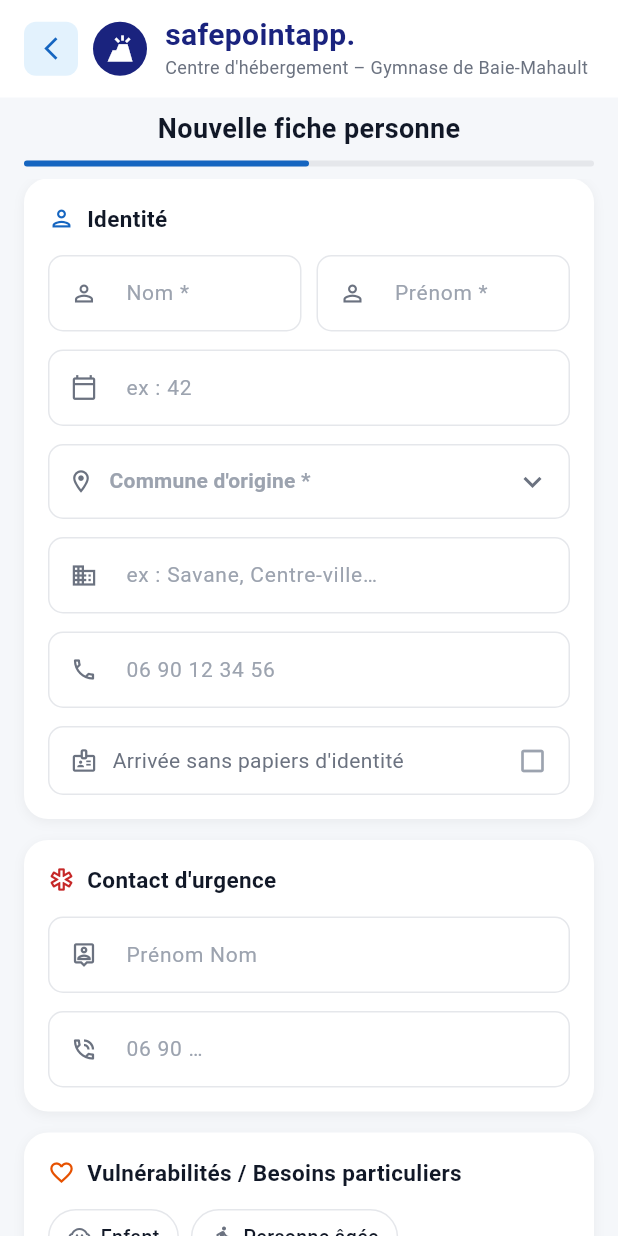
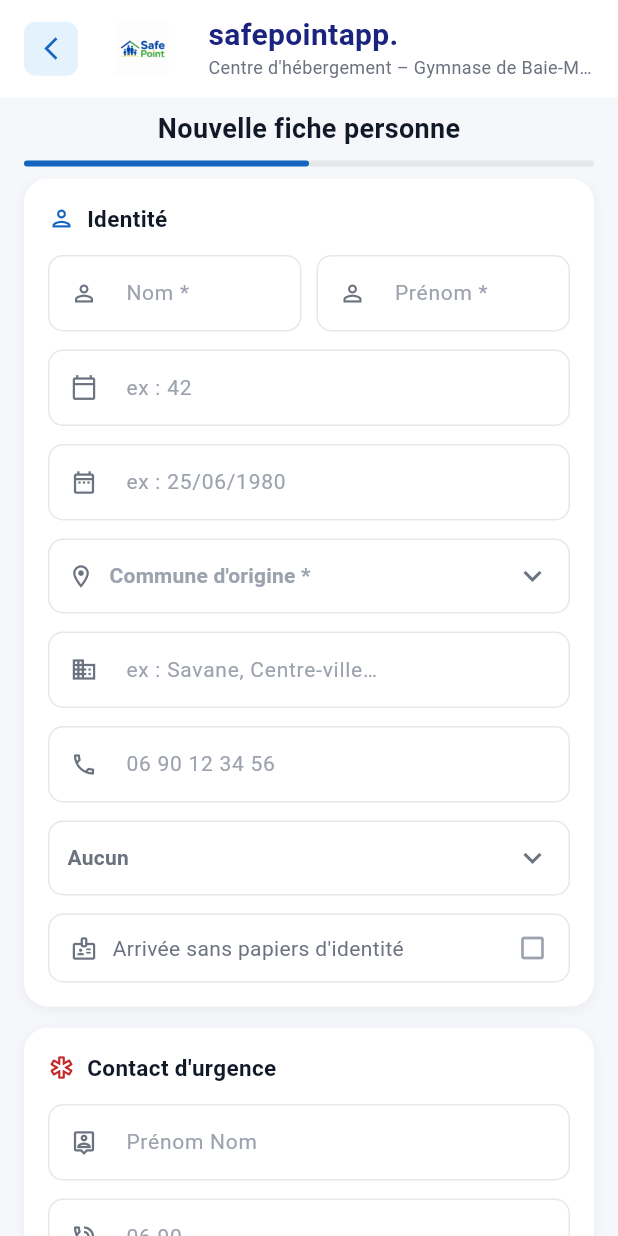
Before and after one commit to stef25fwi/SafePoint, a Flutter app: the PersonFormPage screen opened by its route, on a phone screen of 412 x 824 dp. Run offline on Flutter 3.47's test engine with Material 3 defaults, Android fonts, the phone set to English and light mode, and no system bars; our stand-ins replace cloud_firestore, firebase_auth, firebase_core, firebase_messaging, firebase_storage, google_sign_in; accounts and stored records are empty.

Commit message:
feat: update person form — add birthdate field + family attachment + SafePoint logo
- Add birthdate field with JJ/MM/AA format in identity section
- Move family attachment dropdown below phone number in identity section
- Add SafePoint brand logo to app header (replaces volcano icon)
- Update pubspec.yaml to include logo asset

Co-Authored-By: Claude Haiku 4.5 <noreply@anthropic.com>
Claude-Session: https://claude.ai/code/session_01HXhgFPzwB9RRynoTRLV449

```diff
--- a/lib/pages/person_form_page.dart
+++ b/lib/pages/person_form_page.dart
@@ -20,6 +20,7 @@ class _PersonFormPageState extends State<PersonFormPage> {
   final _lastNameCtrl = TextEditingController();
   final _firstNameCtrl = TextEditingController();
   final _ageCtrl = TextEditingController();
+  final _birthDateCtrl = TextEditingController();
   final _phoneCtrl = TextEditingController();
   final _sectorCtrl = TextEditingController();
   final _emergencyNameCtrl = TextEditingController();
@@ -47,6 +48,7 @@ class _PersonFormPageState extends State<PersonFormPage> {
     _lastNameCtrl.dispose();
     _firstNameCtrl.dispose();
     _ageCtrl.dispose();
+    _birthDateCtrl.dispose();
     _phoneCtrl.dispose();
     _sectorCtrl.dispose();
     _emergencyNameCtrl.dispose();
@@ -181,6 +183,14 @@ class _PersonFormPageState extends State<PersonFormPage> {
                             required: true,
                           ),
                           const SizedBox(height: 12),
+                          _field(
+                            'Date de naissance (JJ/MM/AA)',
+                            _birthDateCtrl,
+                            Icons.date_range_outlined,
+                            hint: 'ex : 25/06/1980',
+                            keyboardType: TextInputType.text,
+                          ),
+                          const SizedBox(height: 12),
                           _Dropdown(
                             icon: Icons.location_on_outlined,
                             hint: 'Commune d\'origine *',
@@ -192,6 +202,16 @@ class _PersonFormPageState extends State<PersonFormPage> {
                           _field('Secteur / Quartier évacué', _sectorCtrl, Icons.business_outlined, hint: 'ex : Savane, Centre-ville…'),
                           const SizedBox(height: 12),
                           _field('Téléphone', _phoneCtrl, Icons.phone_outlined, hint: '06 90 12 34 56', keyboardType: TextInputType.phone),
+                          const SizedBox(height: 12),
+                          _Dropdown(
+                            icon: Icons.group_outlined,
+                            hint: 'Rattachement familial (optionnel)',
+                            value: _selectedFamilyId,
+                            items: families.map((f) => f.id).toList(),
+                            displayItems: families.map((f) => f.displayName).toList(),
+                            onChanged: (v) => setState(() => _selectedFamilyId = v),
+                            nullable: true,
+                          ),
                           const SizedBox(height: 12),
                           // Papiers
                           GestureDetector(
@@ -253,22 +273,12 @@ class _PersonFormPageState extends State<PersonFormPage> {
                       ),
                       const SizedBox(height: 14),
 
-                      // ── Rattachement familial ─────────────────────────
+                      // ── Zone et statut ────────────────────────────────
                       _FormSection(
-                        icon: Icons.family_restroom,
-                        title: 'Rattachement',
+                        icon: Icons.business_outlined,
+                        title: 'Affectation',
                         iconColor: AppColors.purple,
                         children: [
-                          _Dropdown(
-                            icon: Icons.group_outlined,
-                            hint: 'Groupe familial (optionnel)',
-                            value: _selectedFamilyId,
-                            items: families.map((f) => f.id).toList(),
-                            displayItems: families.map((f) => f.displayName).toList(),
-                            onChanged: (v) => setState(() => _selectedFamilyId = v),
-                            nullable: true,
-                          ),
-                          const SizedBox(height: 12),
                           _Dropdown(
                             icon: Icons.business_outlined,
                             hint: 'Zone du centre *',
--- a/lib/widgets/app_header.dart
+++ b/lib/widgets/app_header.dart
@@ -117,20 +117,11 @@ class _VolcanoLogo extends StatelessWidget {
 
   @override
   Widget build(BuildContext context) {
-    return Container(
-      width: size,
+    return Image.asset(
+      'assets/images/logo_safepoint.png',
+      width: size * 1.8,
       height: size,
-      decoration: const BoxDecoration(
-        color: AppColors.navy,
-        shape: BoxShape.circle,
-      ),
-      child: Center(
-        child: Icon(
-          Icons.volcano,
-          color: Colors.white,
-          size: size * 0.55,
-        ),
-      ),
+      fit: BoxFit.contain,
     );
   }
 }
@@ -142,16 +133,11 @@ class VolcanoLogo extends StatelessWidget {
 
   @override
   Widget build(BuildContext context) {
-    return Container(
-      width: size,
+    return Image.asset(
+      'assets/images/logo_safepoint.png',
+      width: size * 2.2,
       height: size,
-      decoration: const BoxDecoration(
-        color: AppColors.navy,
-        shape: BoxShape.circle,
-      ),
-      child: Center(
-        child: Icon(Icons.volcano, color: Colors.white, size: size * 0.55),
-      ),
+      fit: BoxFit.contain,
     );
   }
 }
--- a/pubspec.yaml
+++ b/pubspec.yaml
@@ -34,3 +34,5 @@ dev_dependencies:
 
 flutter:
   uses-material-design: true
+  assets:
+    - assets/images/logo_safepoint.png
```
Also changed, not shown: assets/images/logo_safepoint.png (added).
